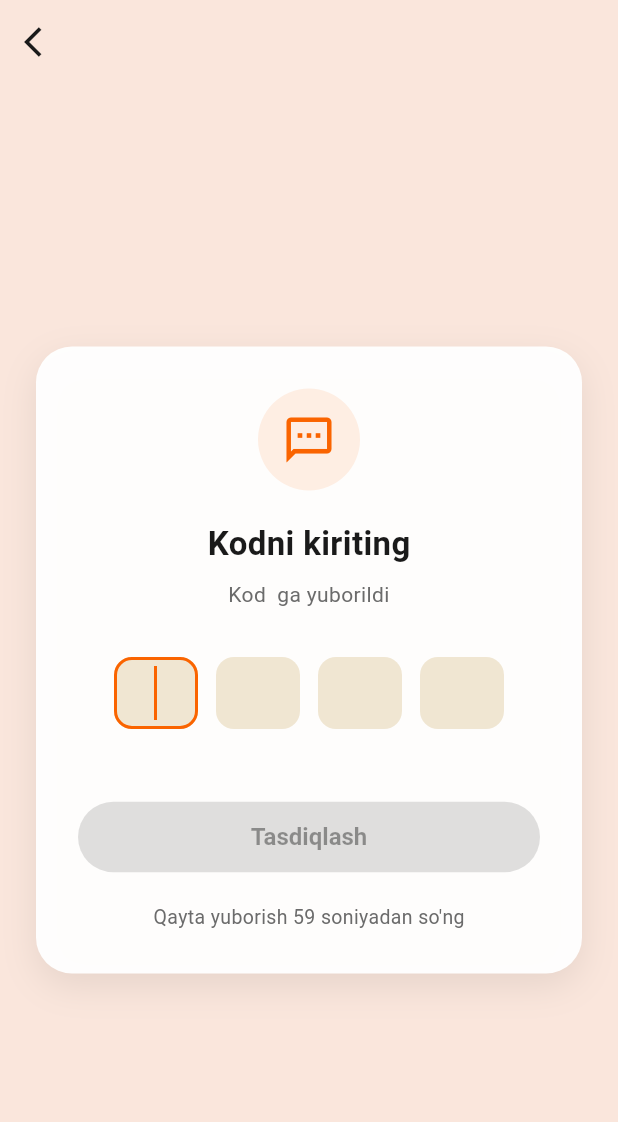
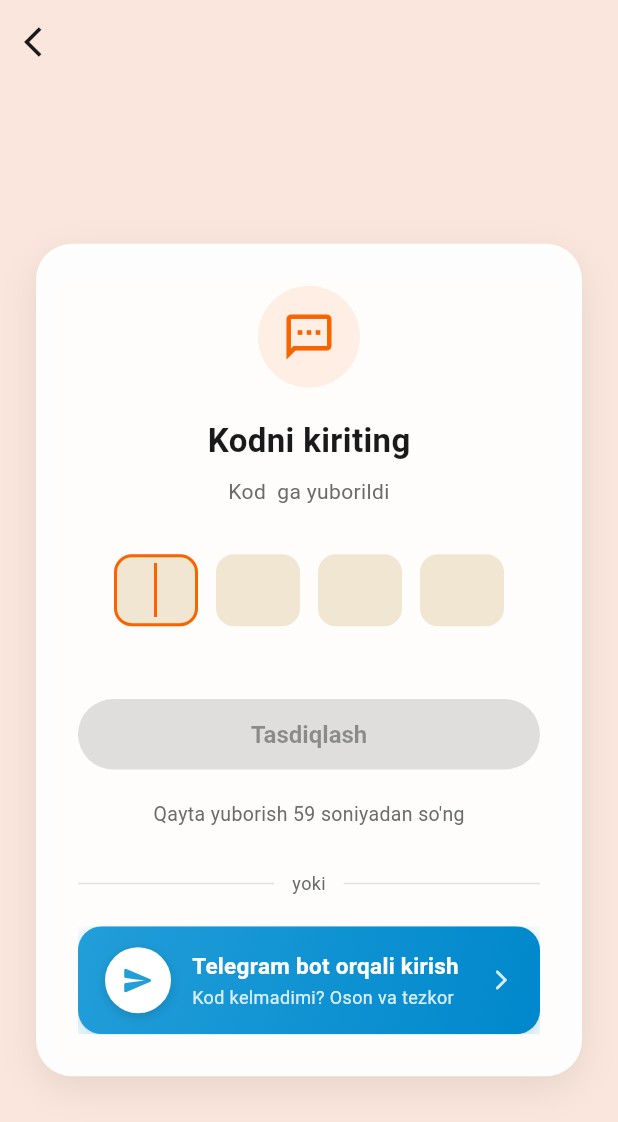
Before and after one commit to Jaloliddin-Fozilov/patirchi_mobile, a Flutter app: the OtpScreen screen opened by its route, on a phone screen of 412 x 824 dp. Shown: the top 1122 px of the screen. Run offline on Flutter 3.47's test engine with Material 3 defaults, Android fonts, the light colour scheme and no system bars; missing offline and left inert: yandex_mapkit; accounts and stored records are empty.

Commit message:
feat(auth): Telegram bot login flow
Frictionless login alternative when SMS OTP fails. User taps the
"Telegram bot orqali kirish" button on OTP screen → bot opens with a
unique session secret → user shares contact → matched phone auto-logs
the user into the app.

Mobile changes:
- pubspec.yaml: add url_launcher ^6.3.0
- AppConstants: telegramBotUsername, tgLoginPollInterval (3s),
  tgLoginPollTimeout (5min)
- ApiEndpoints: tgLoginStart, tgLoginStatus
- TgLoginStartRequest/Response, TgLoginStatusResponse models with
  TgLoginStatus sealed enum (pending/confirmed/expired/rejected/unknown)
- TgAuthRepository: start(), pollStatus(), persistFromStatus()
- AuthProvider: startTgLogin(), startTgPolling(onConfirmed, onFailed),
  stopTgPolling() with proper Timer.periodic cleanup
- TelegramLoginButton widget — branded gradient (Telegram blue),
  paper plane icon, subtitle hint
- TgLoginWaitingCard — pulsing animation while polling, cancel button
- OtpScreen: Consumer-based UI swap between OTP form and waiting card,
  divider "yoki", proper dispose with cached AuthProvider reference

Flow:
1. POST /auth/tg-login/start/ → secret + deep_link
2. launchUrl(deep_link) opens Telegram externally
3. Timer.periodic polls /auth/tg-login/status/?secret= every 3s
4. On confirmed: persist tokens, navigate to /home
5. On expired/rejected/timeout: surface message via SnackBar

Cancellation paths:
- Manual "Bekor qilish" button
- OtpScreen dispose (e.g., back navigation)
- Timeout after 5 minutes

```diff
--- a/patirchi/lib/core/constants/app_constants.dart
+++ b/patirchi/lib/core/constants/app_constants.dart
@@ -30,4 +30,9 @@ class AppConstants {
   static const double elevationLow = 2.0;
   static const double elevationMed = 4.0;
   static const double elevationHigh = 8.0;
+
+  // Telegram bot
+  static const String telegramBotUsername = 'patirchibot';
+  static const Duration tgLoginPollInterval = Duration(seconds: 3);
+  static const Duration tgLoginPollTimeout = Duration(minutes: 5);
 }
--- a/patirchi/lib/core/network/api_endpoints.dart
+++ b/patirchi/lib/core/network/api_endpoints.dart
@@ -23,6 +23,12 @@ class ApiEndpoints {
 
   /// GET — joriy foydalanuvchi profili.
   static const String me = '/auth/me/';
+
+  /// POST — Telegram bot orqali login sessiyasini boshlash.
+  static const String tgLoginStart = '/auth/tg-login/start/';
+
+  /// GET — Telegram bot login sessiyasi holatini tekshirish.
+  static const String tgLoginStatus = '/auth/tg-login/status/';
 
   /// POST — yangi hisob yaratish.
   static const String signup = '/auth/signup/';
--- /dev/null
+++ b/patirchi/lib/features/auth/data/models/tg_login_models.dart
@@ -0,0 +1,117 @@
+// Telegram bot orqali login uchun model'lar.
+//
+// Flow:
+// 1. [TgLoginStartRequest] — POST /auth/tg-login/start/
+// 2. [TgLoginStartResponse] — secret + deep_link
+// 3. [TgLoginStatusResponse] — GET /auth/tg-login/status/?secret=X
+
+// ---------------------------------------------------------------------------
+// Boshlash so'rovi
+// ---------------------------------------------------------------------------
+
+/// `POST /auth/tg-login/start/` so'rov modeli.
+class TgLoginStartRequest {
+  const TgLoginStartRequest({
+    required this.phoneNumber,
+    required this.role,
+  });
+
+  final String phoneNumber;
+  final String role;
+
+  Map<String, dynamic> toJson() => {
+        'phone_number': phoneNumber,
+        'role': role,
+      };
+}
+
+// ---------------------------------------------------------------------------
+// Boshlash javobi
+// ---------------------------------------------------------------------------
+
+/// `POST /auth/tg-login/start/` javobi.
+class TgLoginStartResponse {
+  const TgLoginStartResponse({
+    required this.secret,
+    required this.deepLink,
+    required this.botUsername,
+    required this.phoneNumber,
+    required this.expiresAt,
+  });
+
+  final String secret;
+  final String deepLink;
+  final String botUsername;
+  final String phoneNumber;
+  final DateTime expiresAt;
+
+  factory TgLoginStartResponse.fromJson(Map<String, dynamic> json) {
+    return TgLoginStartResponse(
+      secret: json['secret'] as String,
+      deepLink: json['deep_link'] as String,
+      botUsername: json['bot_username'] as String? ?? 'patirchibot',
+      phoneNumber: json['phone_number'] as String? ?? '',
+      expiresAt: DateTime.tryParse(json['expires_at'] as String? ?? '') ??
+          DateTime.now().add(const Duration(minutes: 10)),
+    );
+  }
+}
+
+// ---------------------------------------------------------------------------
+// Sessiya holati
+// ---------------------------------------------------------------------------
+
+/// TG sessiya holati.
+enum TgLoginStatus {
+  pending,
+  confirmed,
+  expired,
+  rejected,
+  unknown;
+
+  static TgLoginStatus fromString(String? value) => switch (value) {
+        'pending' => TgLoginStatus.pending,
+        'confirmed' => TgLoginStatus.confirmed,
+        'expired' => TgLoginStatus.expired,
+        'rejected' => TgLoginStatus.rejected,
+        _ => TgLoginStatus.unknown,
+      };
+}
+
+// ---------------------------------------------------------------------------
+// Status javobi
+// ---------------------------------------------------------------------------
+
+/// `GET /auth/tg-login/status/` javobi.
+class TgLoginStatusResponse {
+  const TgLoginStatusResponse({
+    required this.status,
+    this.access,
+    this.refresh,
+    this.userJson,
+    this.message,
+  });
+
+  final TgLoginStatus status;
+  final String? access;
+  final String? refresh;
+  final Map<String, dynamic>? userJson;
+  final String? message;
+
+  bool get isConfirmed => status == TgLoginStatus.confirmed;
+  bool get isPending => status == TgLoginStatus.pending;
+  bool get isFinished =>
+      status == TgLoginStatus.confirmed ||
+      status == TgLoginStatus.expired ||
+      status == TgLoginStatus.rejected;
+
+  factory TgLoginStatusResponse.fromJson(Map<String, dynamic> json) {
+    return TgLoginStatusResponse(
+      status: TgLoginStatus.fromString(json['status'] as String?),
+      access: json['access'] as String?,
+      refresh: json['refresh'] as String?,
+      userJson: json['user'] as Map<String, dynamic>?,
+      message: json['message'] as String?,
+    );
+  }
+}
--- a/patirchi/lib/features/auth/presentation/screens/otp_screen.dart
+++ b/patirchi/lib/features/auth/presentation/screens/otp_screen.dart
@@ -3,13 +3,17 @@ import 'dart:async';
 import 'package:flutter/material.dart';
 import 'package:flutter/services.dart';
 import 'package:provider/provider.dart';
+import 'package:url_launcher/url_launcher.dart';
 import 'package:patirchi/core/theme/app_colors.dart';
 import '../providers/auth_provider.dart';
+import '../widgets/telegram_login_button.dart';
+import '../widgets/tg_login_waiting_card.dart';
 
 /// OTP tasdiqlash ekrani.
 ///
 /// 4 raqamli kod kiritish, 60 soniyalik countdown,
 /// "Qayta yuborish" va avtomatik submit.
+/// Telegram bot orqali alternativ kirish imkoniyati.
 class OtpScreen extends StatefulWidget {
   const OtpScreen({super.key, required this.phoneNumber});
 
@@ -34,6 +38,16 @@ class _OtpScreenState extends State<OtpScreen> {
 
   int _secondsLeft = _timerSeconds;
   Timer? _timer;
+  bool _tgLaunching = false;
+
+  // AuthProvider reference — dispose'da xavfsiz foydalanish uchun
+  late final AuthProvider _authRef;
+
+  @override
+  void didChangeDependencies() {
+    super.didChangeDependencies();
+    _authRef = context.read<AuthProvider>();
+  }
 
   @override
   void initState() {
@@ -47,6 +61,7 @@ class _OtpScreenState extends State<OtpScreen> {
 
   @override
   void dispose() {
+    _authRef.stopTgPolling();
     _timer?.cancel();
     for (final c in _controllers) {
       c.dispose();
@@ -69,8 +84,7 @@ class _OtpScreenState extends State<OtpScreen> {
     });
   }
 
-  String get _currentOtp =>
-      _controllers.map((c) => c.text).join();
+  String get _currentOtp => _controllers.map((c) => c.text).join();
 
   bool get _isOtpComplete => _currentOtp.length == _otpLength;
 
@@ -85,7 +99,9 @@ class _OtpScreenState extends State<OtpScreen> {
     if (success) {
       Navigator.pushNamedAndRemoveUntil(context, '/home', (_) => false);
     } else {
-      _showSnackBar(auth.errorMessage ?? 'Noto\'g\'ri kod. Qayta urinib ko\'ring.');
+      _showSnackBar(
+        auth.errorMessage ?? 'Noto\'g\'ri kod. Qayta urinib ko\'ring.',
+      );
       _clearOtp();
     }
   }
@@ -165,6 +181,63 @@ class _OtpScreenState extends State<OtpScreen> {
     return phone;
   }
 
+  // ---------------------------------------------------------------------------
+  // Telegram login
+  // ---------------------------------------------------------------------------
+
+  Future<void> _onTelegramLogin() async {
+    setState(() => _tgLaunching = true);
+
+    final auth = context.read<AuthProvider>();
+    final session = await auth.startTgLogin(widget.phoneNumber);
+
+    if (!mounted) return;
+    setState(() => _tgLaunching = false);
+
+    if (session == null) {
+      _showSnackBar(
+        auth.tgErrorMessage ?? 'Telegram sessiyasini boshlashda xatolik',
+      );
+      return;
+    }
+
+    // Telegram deep link'ni ochish
+    final uri = Uri.tryParse(session.deepLink);
+    if (uri == null) {
+      _showSnackBar('Noto\'g\'ri Telegram havolasi.');
+      return;
+    }
+
+    final ok = await launchUrl(uri, mode: LaunchMode.externalApplication);
+
+    if (!mounted) return;
+
+    if (!ok) {
+      _showSnackBar('Telegram ilovasi topilmadi. Iltimos, o\'rnating.');
+      return;
+    }
+
+    // Polling boshlash
+    auth.startTgPolling(
+      onConfirmed: (user) {
+        if (!mounted) return;
+        Navigator.of(context).pushNamedAndRemoveUntil('/home', (_) => false);
+      },
+      onFailed: (reason) {
+        if (!mounted) return;
+        _showSnackBar(reason);
+      },
+    );
+  }
+
+  void _onCancelTgPolling() {
+    context.read<AuthProvider>().stopTgPolling();
+  }
+
+  // ---------------------------------------------------------------------------
+  // Build
+  // ---------------------------------------------------------------------------
+
   @override
   Widget build(BuildContext context) {
     return Scaffold(
@@ -193,7 +266,24 @@ class _OtpScreenState extends State<OtpScreen> {
                 ),
               ],
             ),
-            child: Column(
+            child: Consumer<AuthProvider>(
+              builder: (_, auth, __) {
+                if (auth.isTgPolling) {
+                  return TgLoginWaitingCard(
+                    onCancel: _onCancelTgPolling,
+                  );
+                }
+                return _buildOtpContent(auth);
+              },
+            ),
+          ),
+        ),
+      ),
+    );
+  }
+
+  Widget _buildOtpContent(AuthProvider auth) {
+    return Column(
       mainAxisSize: MainAxisSize.min,
       children: [
         Container(
@@ -277,13 +367,10 @@ class _OtpScreenState extends State<OtpScreen> {
         ),
         const SizedBox(height: 32),
         // Tasdiqlash tugmasi
-                Consumer<AuthProvider>(
-                  builder: (_, auth, __) => SizedBox(
+        SizedBox(
           width: double.infinity,
           child: ElevatedButton(
-                      onPressed: (auth.isLoading || !_isOtpComplete)
-                          ? null
-                          : _onSubmit,
+            onPressed: (auth.isLoading || !_isOtpComplete) ? null : _onSubmit,
             child: auth.isLoading
                 ? const SizedBox(
                     height: 20,
@@ -294,7 +381,6 @@ class _OtpScreenState extends State<OtpScreen> {
                     ),
                   )
                 : const Text('Tasdiqlash'),
-                    ),
           ),
         ),
         const SizedBox(height: 20),
@@ -309,8 +395,7 @@ class _OtpScreenState extends State<OtpScreen> {
                     color: AppColors.textSecondary,
                   ),
                 )
-                      : Consumer<AuthProvider>(
-                          builder: (_, auth, __) => GestureDetector(
+              : GestureDetector(
                   onTap: auth.isLoading ? null : _onResend,
                   child: Text(
                     'Qayta yuborish',
@@ -324,12 +409,46 @@ class _OtpScreenState extends State<OtpScreen> {
                   ),
                 ),
         ),
+        const SizedBox(height: 28),
+        const _Divider(),
+        const SizedBox(height: 20),
+        TelegramLoginButton(
+          isLoading: _tgLaunching,
+          onPressed: _onTelegramLogin,
         ),
       ],
+    );
+  }
+}
+
+// ---------------------------------------------------------------------------
+// "yoki" ajratgich
+// ---------------------------------------------------------------------------
+
+class _Divider extends StatelessWidget {
+  const _Divider();
+
+  @override
+  Widget build(BuildContext context) {
+    return Row(
+      children: [
+        Expanded(
+          child: Container(height: 1, color: AppColors.divider),
+        ),
+        const Padding(
+          padding: EdgeInsets.symmetric(horizontal: 12),
+          child: Text(
+            'yoki',
+            style: TextStyle(
+              color: AppColors.textSecondary,
+              fontSize: 12,
             ),
           ),
         ),
+        Expanded(
+          child: Container(height: 1, color: AppColors.divider),
         ),
+      ],
     );
   }
 }
--- /dev/null
+++ b/patirchi/lib/features/auth/presentation/widgets/telegram_login_button.dart
@@ -0,0 +1,118 @@
+import 'package:flutter/material.dart';
+
+/// Telegram brand asoslangan chiroyli login tugmasi.
+///
+/// Gradient ko'k rang, paper plane icon — Telegram logosi shaklida.
+class TelegramLoginButton extends StatelessWidget {
+  const TelegramLoginButton({
+    super.key,
+    required this.onPressed,
+    this.isLoading = false,
+    this.label = 'Telegram bot orqali kirish',
+    this.subtitle = 'Kod kelmadimi? Oson va tezkor',
+  });
+
+  final VoidCallback? onPressed;
+  final bool isLoading;
+  final String label;
+  final String subtitle;
+
+  static const Color _telegramBlue = Color(0xFF229ED9);
+  static const Color _telegramBlueDark = Color(0xFF0088CC);
+
+  @override
+  Widget build(BuildContext context) {
+    return Material(
+      color: Colors.transparent,
+      child: InkWell(
+        onTap: isLoading ? null : onPressed,
+        borderRadius: BorderRadius.circular(16),
+        splashColor: _telegramBlue.withValues(alpha: 0.2),
+        child: Ink(
+          decoration: BoxDecoration(
+            gradient: const LinearGradient(
+              colors: [_telegramBlue, _telegramBlueDark],
+              begin: Alignment.topLeft,
+              end: Alignment.bottomRight,
+            ),
+            borderRadius: BorderRadius.circular(16),
+            boxShadow: [
+              BoxShadow(
+                color: _telegramBlue.withValues(alpha: 0.35),
+                blurRadius: 12,
+                offset: const Offset(0, 4),
+              ),
+            ],
+          ),
+          child: Padding(
+            padding: const EdgeInsets.symmetric(horizontal: 18, vertical: 14),
+            child: Row(
+              children: [
+                // Telegram paper plane icon (circular white bg)
+                Container(
+                  width: 44,
+                  height: 44,
+                  decoration: BoxDecoration(
+                    color: Colors.white,
+                    shape: BoxShape.circle,
+                    boxShadow: [
+                      BoxShadow(
+                        color: Colors.black.withValues(alpha: 0.15),
+                        blurRadius: 6,
+                        offset: const Offset(0, 2),
+                      ),
+                    ],
+                  ),
+                  child: isLoading
+                      ? const Padding(
+                          padding: EdgeInsets.all(12),
+                          child: CircularProgressIndicator(
+                            strokeWidth: 2.5,
+                            color: _telegramBlue,
+                          ),
+                        )
+                      : const Icon(
+                          Icons.send_rounded,
+                          color: _telegramBlue,
+                          size: 22,
+                        ),
+                ),
+                const SizedBox(width: 14),
+                Expanded(
+                  child: Column(
+                    crossAxisAlignment: CrossAxisAlignment.start,
+                    mainAxisSize: MainAxisSize.min,
+                    children: [
+                      Text(
+                        label,
+                        style: const TextStyle(
+                          color: Colors.white,
+                          fontSize: 15,
+                          fontWeight: FontWeight.w700,
+                          letterSpacing: 0.2,
+                        ),
+                      ),
+                      const SizedBox(height: 2),
+                      Text(
+                        subtitle,
+                        style: TextStyle(
+                          color: Colors.white.withValues(alpha: 0.85),
+                          fontSize: 12,
+                        ),
+                      ),
+                    ],
+                  ),
+                ),
+                Icon(
+                  Icons.arrow_forward_ios_rounded,
+                  color: Colors.white.withValues(alpha: 0.85),
+                  size: 16,
+                ),
+              ],
+            ),
+          ),
+        ),
+      ),
+    );
+  }
+}
--- a/patirchi/pubspec.yaml
+++ b/patirchi/pubspec.yaml
@@ -33,6 +33,7 @@ dependencies:
   cupertino_icons: ^1.0.8
   provider: ^6.1.2
   yandex_mapkit: ^4.0.0
+  url_launcher: ^6.3.0
 
 dev_dependencies:
   flutter_test:
```
Also changed, not shown: patirchi/lib/features/auth/data/repositories/tg_auth_repository.dart (added, +89 -0 lines), patirchi/lib/features/auth/presentation/providers/auth_provider.dart (+126 -0 lines), patirchi/lib/features/auth/presentation/widgets/tg_login_waiting_card.dart (added, +117 -0 lines). Lines whose indentation alone changed are shown as unchanged.
